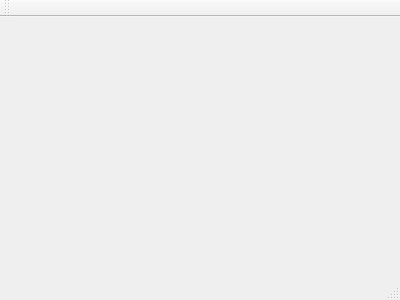
Tomek3/Scotland-Yard, file Scotland_Yard_Project/mainwindow.ui: the form before one commit.
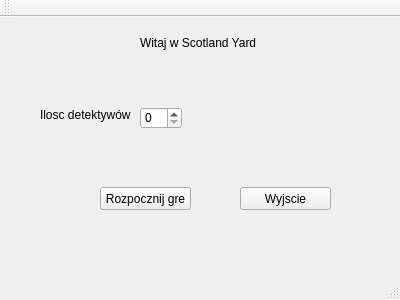
The form after the commit.

What changed in the file:
```diff
--- a/Scotland_Yard_Project/mainwindow.ui
+++ b/Scotland_Yard_Project/mainwindow.ui
@@ -12,13 +12,91 @@
   <property name="windowTitle" >
    <string>MainWindow</string>
   </property>
-  <widget class="QMenuBar" name="menuBar" />
-  <widget class="QToolBar" name="mainToolBar" />
-  <widget class="QWidget" name="centralWidget" />
-  <widget class="QStatusBar" name="statusBar" />
+  <widget class="QWidget" name="centralWidget">
+   <widget class="QPushButton" name="pushButton">
+    <property name="geometry">
+     <rect>
+      <x>100</x>
+      <y>170</y>
+      <width>91</width>
+      <height>23</height>
+     </rect>
+    </property>
+    <property name="text">
+     <string>Rozpocznij gre</string>
+    </property>
+   </widget>
+   <widget class="QLabel" name="label">
+    <property name="geometry">
+     <rect>
+      <x>40</x>
+      <y>90</y>
+      <width>91</width>
+      <height>16</height>
+     </rect>
+    </property>
+    <property name="text">
+     <string>Ilosc detektywów:</string>
+    </property>
+   </widget>
+   <widget class="QSpinBox" name="spinBox">
+    <property name="geometry">
+     <rect>
+      <x>140</x>
+      <y>90</y>
+      <width>42</width>
+      <height>22</height>
+     </rect>
+    </property>
+   </widget>
+   <widget class="QLabel" name="label_2">
+    <property name="geometry">
+     <rect>
+      <x>140</x>
+      <y>10</y>
+      <width>161</width>
+      <height>31</height>
+     </rect>
+    </property>
+    <property name="text">
+     <string>Witaj w Scotland Yard</string>
+    </property>
+   </widget>
+   <widget class="QPushButton" name="pushButton_2">
+    <property name="geometry">
+     <rect>
+      <x>240</x>
+      <y>170</y>
+      <width>91</width>
+      <height>23</height>
+     </rect>
+    </property>
+    <property name="text">
+     <string>Wyjscie</string>
+    </property>
+   </widget>
+  </widget>
+  <widget class="QMenuBar" name="menuBar">
+   <property name="geometry">
+    <rect>
+     <x>0</x>
+     <y>0</y>
+     <width>400</width>
+     <height>21</height>
+    </rect>
+   </property>
+  </widget>
+  <widget class="QToolBar" name="mainToolBar">
+   <attribute name="toolBarArea">
+    <enum>TopToolBarArea</enum>
+   </attribute>
+   <attribute name="toolBarBreak">
+    <bool>false</bool>
+   </attribute>
+  </widget>
+  <widget class="QStatusBar" name="statusBar"/>
  </widget>
- <layoutDefault spacing="6" margin="11" />
- <pixmapfunction></pixmapfunction>
+ <layoutdefault spacing="6" margin="11"/>
  <resources/>
  <connections/>
 </ui>
```
Left out of the diff: 7 changed lines with no effect on the pictures.
